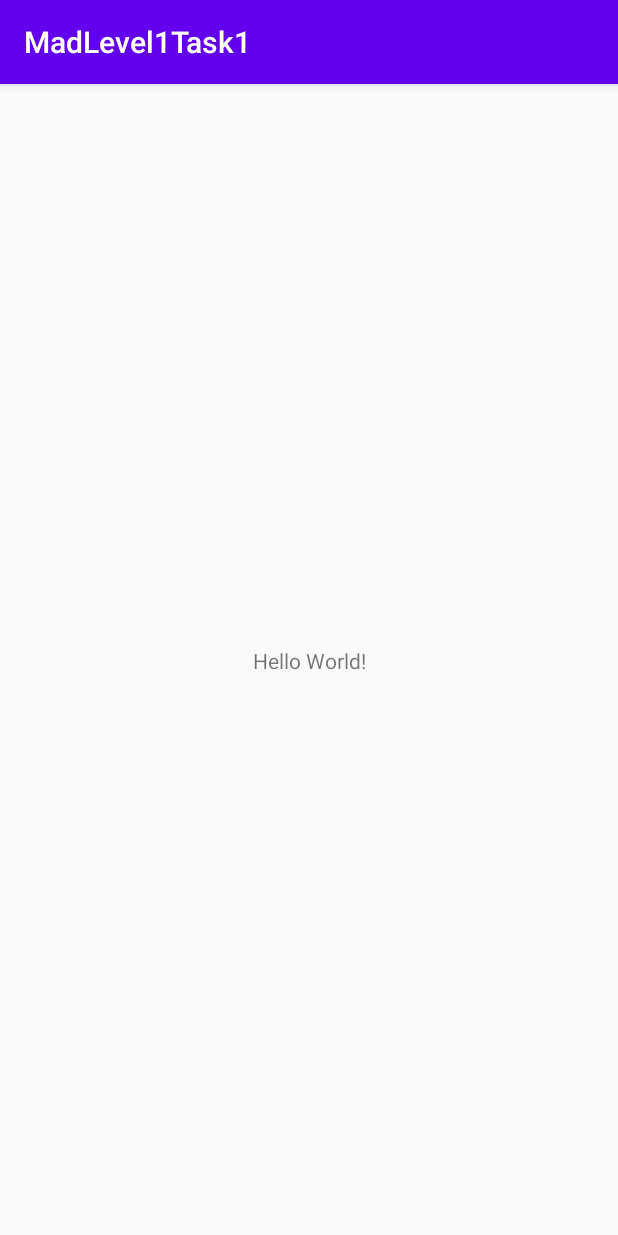
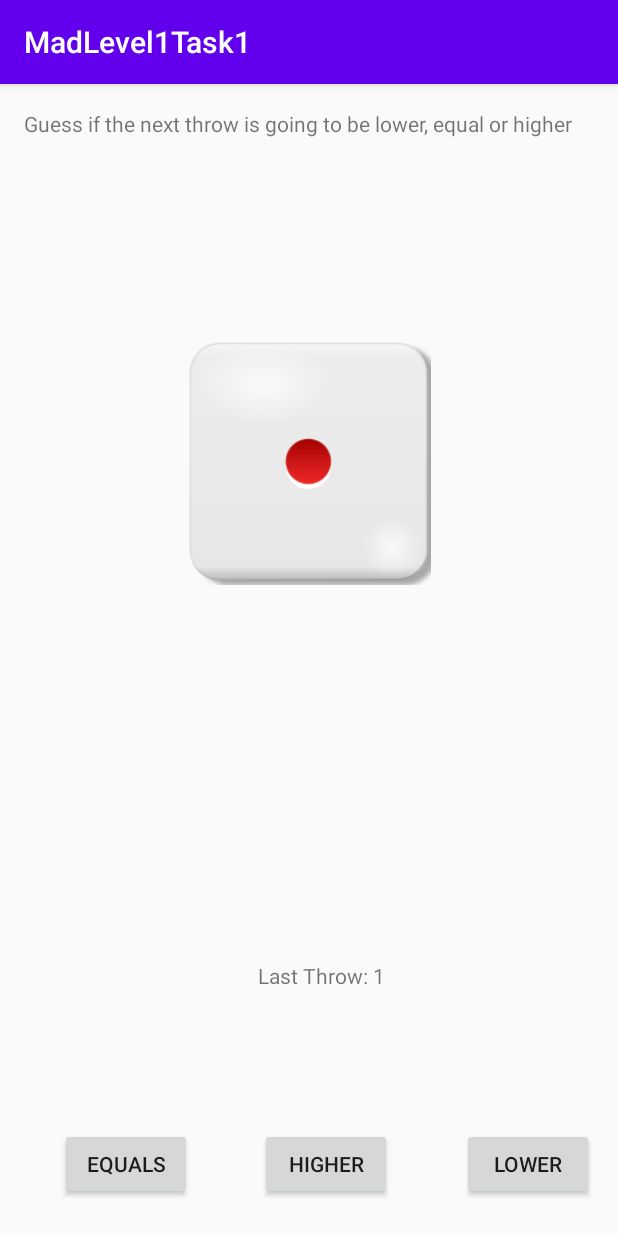
Before and after one commit to M-BenAli-HvA/MadLevel1Task1, an Android app: the screen it shows after launch (MainActivity before the commit, HigherLowerActivity after it), on a phone screen of 412 x 824 dp. Run offline under Robolectric (Android 15) with nearby library versions, the phone set to English and light mode, and no system bars.

Commit message:
Complete all steps

```diff
--- a/app/src/main/AndroidManifest.xml
+++ b/app/src/main/AndroidManifest.xml
@@ -9,7 +9,7 @@
         android:roundIcon="@mipmap/ic_launcher_round"
         android:supportsRtl="true"
         android:theme="@style/AppTheme">
-        <activity android:name=".MainActivity">
+        <activity android:name=".HigherLowerActivity">
             <intent-filter>
                 <action android:name="android.intent.action.MAIN" />
 
--- /dev/null
+++ b/app/src/main/java/com/example/madlevel1task1/HigherLowerActivity.kt
@@ -0,0 +1,88 @@
+package com.example.madlevel1task1
+
+import androidx.appcompat.app.AppCompatActivity
+import android.os.Bundle
+import android.widget.Toast
+import com.example.madlevel1task1.databinding.ActivityHigherLowerBinding
+import kotlinx.android.synthetic.main.activity_higher_lower.*
+import kotlin.math.floor
+
+class HigherLowerActivity : AppCompatActivity() {
+
+    private lateinit var binding: ActivityHigherLowerBinding
+    private var lastThrow: Int = 1
+    private var currentThrow: Int = 1
+
+    override fun onCreate(savedInstanceState: Bundle?) {
+        super.onCreate(savedInstanceState)
+        binding = ActivityHigherLowerBinding.inflate(layoutInflater)
+        setContentView(binding.root)
+        initViews()
+    }
+
+    /**
+     *Sets the initial state(UI) of the game
+     */
+    private fun initViews() {
+        higherBtn.setOnClickListener {
+            onHigherClick()
+        }
+        lowerBtn.setOnClickListener {
+            onLowerClick()
+        }
+        equalBtn.setOnClickListener {
+            onEqualClick()
+        }
+        updateUI()
+    }
+
+    /**
+     * Update the last throw text and the dice image resource drawable with the current throw.
+     */
+    private fun updateUI() {
+        binding.tvLastThrow.text = getString(R.string.lastThrowLabel, lastThrow)
+        when(currentThrow) {
+            1 -> binding.diceImageV.setImageResource(R.drawable.dice1)
+            2 -> binding.diceImageV.setImageResource(R.drawable.dice2)
+            3 -> binding.diceImageV.setImageResource(R.drawable.dice3)
+            4 -> binding.diceImageV.setImageResource(R.drawable.dice4)
+            5 -> binding.diceImageV.setImageResource(R.drawable.dice5)
+            6 -> binding.diceImageV.setImageResource(R.drawable.dice6)
+        }
+    }
+
+    private fun rollDice() {
+        lastThrow = currentThrow
+        currentThrow = (1..6).random()
+        updateUI()
+    }
+
+    private fun onAnswerCorrect() {
+        return Toast.makeText(this, "Correct answer!", Toast.LENGTH_SHORT).show()
+    }
+
+    private fun onAnswerIncorrect() {
+        return Toast.makeText(this, "Incorrect answer!", Toast.LENGTH_SHORT).show()
+    }
+
+    private fun onEqualClick() {
+        rollDice()
+        if (currentThrow == lastThrow) {
+            onAnswerCorrect()
+        } else onAnswerIncorrect()
+    }
+
+    private fun onLowerClick() {
+        rollDice()
+        if (currentThrow < lastThrow) {
+            onAnswerCorrect()
+        } else onAnswerIncorrect()
+    }
+
+    private fun onHigherClick() {
+        rollDice()
+        if (currentThrow > lastThrow) {
+            onAnswerCorrect()
+        } else onAnswerIncorrect()
+    }
+}
--- a/app/src/main/java/com/example/madlevel1task1/MainActivity.kt
+++ /dev/null
@@ -1,11 +0,0 @@
-package com.example.madlevel1task1
-
-import androidx.appcompat.app.AppCompatActivity
-import android.os.Bundle
-
-class MainActivity : AppCompatActivity() {
-    override fun onCreate(savedInstanceState: Bundle?) {
-        super.onCreate(savedInstanceState)
-        setContentView(R.layout.activity_main)
-    }
-}
--- /dev/null
+++ b/app/src/main/res/layout/activity_higher_lower.xml
@@ -0,0 +1,81 @@
+<?xml version="1.0" encoding="utf-8"?>
+<androidx.constraintlayout.widget.ConstraintLayout xmlns:android="http://schemas.android.com/apk/res/android"
+    xmlns:app="http://schemas.android.com/apk/res-auto"
+    xmlns:tools="http://schemas.android.com/tools"
+    android:layout_width="match_parent"
+    android:layout_height="match_parent"
+    tools:context=".HigherLowerActivity">
+
+    <TextView
+        android:id="@+id/textView2"
+        android:layout_width="wrap_content"
+        android:layout_height="wrap_content"
+        android:layout_marginStart="16dp"
+        android:text="@string/objectiveLabel"
+        app:layout_constraintBottom_toBottomOf="parent"
+        app:layout_constraintHorizontal_bias="0.372"
+        app:layout_constraintLeft_toLeftOf="parent"
+        app:layout_constraintRight_toRightOf="parent"
+        app:layout_constraintStart_toStartOf="parent"
+        app:layout_constraintTop_toTopOf="parent"
+        app:layout_constraintVertical_bias="0.022" />
+
+    <ImageView
+        android:id="@+id/diceImageV"
+        android:layout_width="175dp"
+        android:layout_height="162dp"
+        android:layout_marginTop="136dp"
+        android:contentDescription="@string/diceDescription"
+        app:layout_constraintBottom_toTopOf="@+id/tvLastThrow"
+        app:layout_constraintEnd_toEndOf="parent"
+        app:layout_constraintStart_toStartOf="parent"
+        app:layout_constraintTop_toBottomOf="@+id/textView2"
+        app:layout_constraintVertical_bias="0.0" />
+
+    <Button
+        android:id="@+id/equalBtn"
+        android:layout_width="wrap_content"
+        android:layout_height="wrap_content"
+        android:layout_marginStart="40dp"
+        android:layout_marginBottom="24dp"
+        android:text="@string/equalsLabel"
+        app:layout_constraintBottom_toBottomOf="parent"
+        app:layout_constraintEnd_toStartOf="@+id/higherBtn"
+        app:layout_constraintHorizontal_bias="0.0"
+        app:layout_constraintStart_toStartOf="parent" />
+
+    <Button
+        android:id="@+id/lowerBtn"
+        android:layout_width="wrap_content"
+        android:layout_height="wrap_content"
+        android:layout_marginEnd="16dp"
+        android:layout_marginBottom="24dp"
+        android:text="@string/lowerLabel"
+        app:layout_constraintBottom_toBottomOf="parent"
+        app:layout_constraintEnd_toEndOf="parent"
+        app:layout_constraintHorizontal_bias="1.0"
+        app:layout_constraintStart_toEndOf="@+id/higherBtn" />
+
+    <Button
+        android:id="@+id/higherBtn"
+        android:layout_width="wrap_content"
+        android:layout_height="wrap_content"
+        android:layout_marginBottom="24dp"
+        android:text="@string/higherLabel"
+        app:layout_constraintBottom_toBottomOf="parent"
+        app:layout_constraintEnd_toEndOf="parent"
+        app:layout_constraintHorizontal_bias="0.535"
+        app:layout_constraintStart_toStartOf="parent" />
+
+    <TextView
+        android:id="@+id/tvLastThrow"
+        android:layout_width="wrap_content"
+        android:layout_height="wrap_content"
+        android:layout_marginBottom="92dp"
+        android:text="@string/lastThrowLabel"
+        app:layout_constraintBottom_toTopOf="@+id/higherBtn"
+        app:layout_constraintEnd_toEndOf="parent"
+        app:layout_constraintHorizontal_bias="0.525"
+        app:layout_constraintStart_toStartOf="parent" />
+
+</androidx.constraintlayout.widget.ConstraintLayout>
--- a/app/src/main/res/layout/activity_main.xml
+++ /dev/null
@@ -1,18 +0,0 @@
-<?xml version="1.0" encoding="utf-8"?>
-<androidx.constraintlayout.widget.ConstraintLayout xmlns:android="http://schemas.android.com/apk/res/android"
-    xmlns:app="http://schemas.android.com/apk/res-auto"
-    xmlns:tools="http://schemas.android.com/tools"
-    android:layout_width="match_parent"
-    android:layout_height="match_parent"
-    tools:context=".MainActivity">
-
-    <TextView
-        android:layout_width="wrap_content"
-        android:layout_height="wrap_content"
-        android:text="Hello World!"
-        app:layout_constraintBottom_toBottomOf="parent"
-        app:layout_constraintLeft_toLeftOf="parent"
-        app:layout_constraintRight_toRightOf="parent"
-        app:layout_constraintTop_toTopOf="parent" />
-
-</androidx.constraintlayout.widget.ConstraintLayout>
--- a/app/src/main/res/values/strings.xml
+++ b/app/src/main/res/values/strings.xml
@@ -1,3 +1,11 @@
 <resources>
     <string name="app_name">MadLevel1Task1</string>
+    <string name="objectiveLabel">Guess if the next throw is going to be lower,
+        equal or higher</string>
+    <string name="diceDescription">Dice</string>
+    <string name="equalsLabel">Equals</string>
+    <string name="higherLabel">Higher</string>
+    <string name="lowerLabel">Lower</string>
+    <string name="lastThrowLabel">Last Throw: %d</string>
+
 </resources>
```
